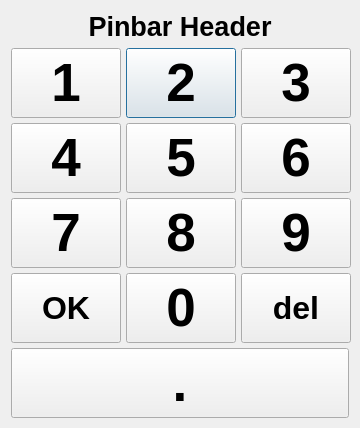
Above: src/ui_elements/numpad.ui from AndreWohnsland/CocktailBerry before the change. Below: the same form after it.
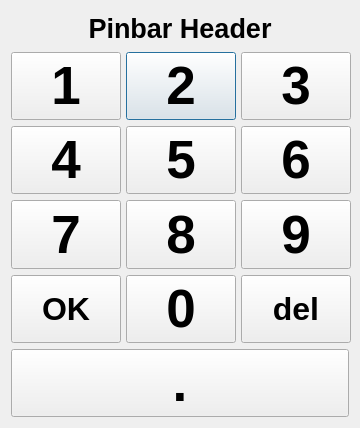
That is the form after the change.

Commit message: Add numpad option to display current value instead header

```diff
--- a/src/ui_elements/numpad.ui
+++ b/src/ui_elements/numpad.ui
@@ -65,7 +65,7 @@
        <property name="minimumSize">
         <size>
          <width>110</width>
-         <height>70</height>
+         <height>60</height>
         </size>
        </property>
        <property name="maximumSize">
@@ -91,7 +91,7 @@
        <property name="minimumSize">
         <size>
          <width>110</width>
-         <height>70</height>
+         <height>60</height>
         </size>
        </property>
        <property name="maximumSize">
@@ -117,7 +117,7 @@
        <property name="minimumSize">
         <size>
          <width>110</width>
-         <height>70</height>
+         <height>60</height>
         </size>
        </property>
        <property name="maximumSize">
@@ -143,7 +143,7 @@
        <property name="minimumSize">
         <size>
          <width>110</width>
-         <height>70</height>
+         <height>60</height>
         </size>
        </property>
        <property name="maximumSize">
@@ -169,7 +169,7 @@
        <property name="minimumSize">
         <size>
          <width>110</width>
-         <height>70</height>
+         <height>60</height>
         </size>
        </property>
        <property name="maximumSize">
@@ -195,7 +195,7 @@
        <property name="minimumSize">
         <size>
          <width>110</width>
-         <height>70</height>
+         <height>60</height>
         </size>
        </property>
        <property name="maximumSize">
@@ -221,7 +221,7 @@
        <property name="minimumSize">
         <size>
          <width>110</width>
-         <height>70</height>
+         <height>60</height>
         </size>
        </property>
        <property name="maximumSize">
@@ -247,7 +247,7 @@
        <property name="minimumSize">
         <size>
          <width>110</width>
-         <height>70</height>
+         <height>60</height>
         </size>
        </property>
        <property name="maximumSize">
@@ -273,7 +273,7 @@
        <property name="minimumSize">
         <size>
          <width>110</width>
-         <height>70</height>
+         <height>60</height>
         </size>
        </property>
        <property name="maximumSize">
@@ -299,7 +299,7 @@
        <property name="minimumSize">
         <size>
          <width>110</width>
-         <height>70</height>
+         <height>60</height>
         </size>
        </property>
        <property name="maximumSize">
@@ -325,7 +325,7 @@
        <property name="minimumSize">
         <size>
          <width>110</width>
-         <height>70</height>
+         <height>60</height>
         </size>
        </property>
        <property name="maximumSize">
@@ -351,7 +351,7 @@
        <property name="minimumSize">
         <size>
          <width>110</width>
-         <height>70</height>
+         <height>60</height>
         </size>
        </property>
        <property name="maximumSize">
@@ -380,7 +380,7 @@
        <property name="minimumSize">
         <size>
          <width>110</width>
-         <height>70</height>
+         <height>60</height>
         </size>
        </property>
        <property name="maximumSize">
```
The commit also changes 3 other files.
